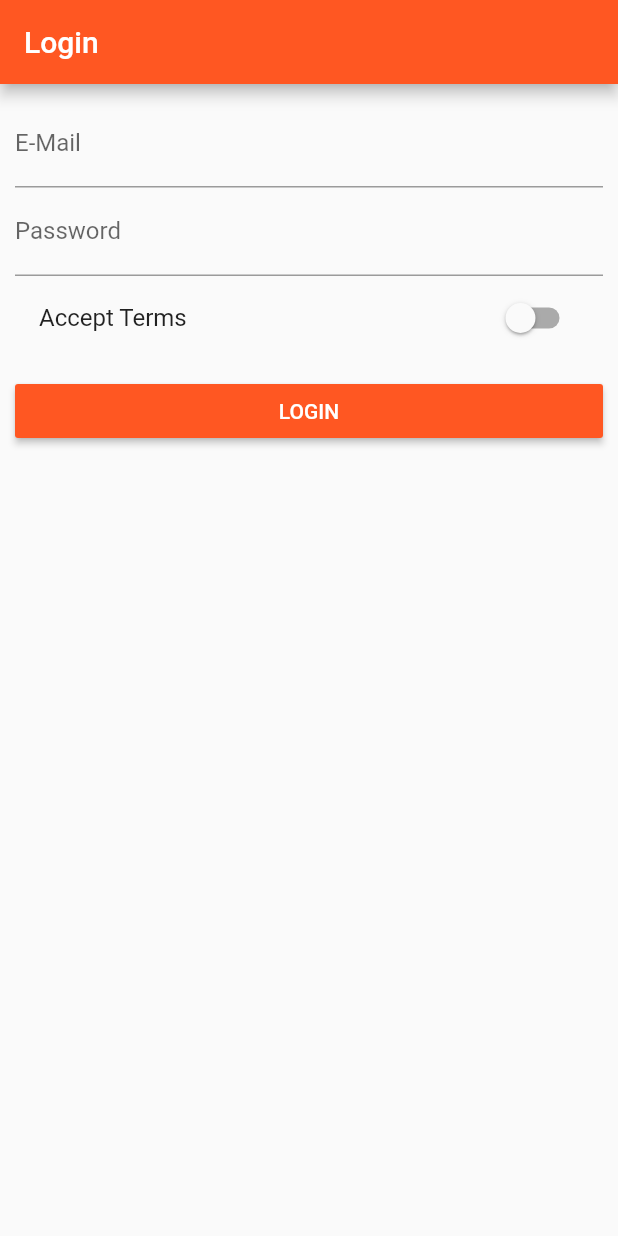
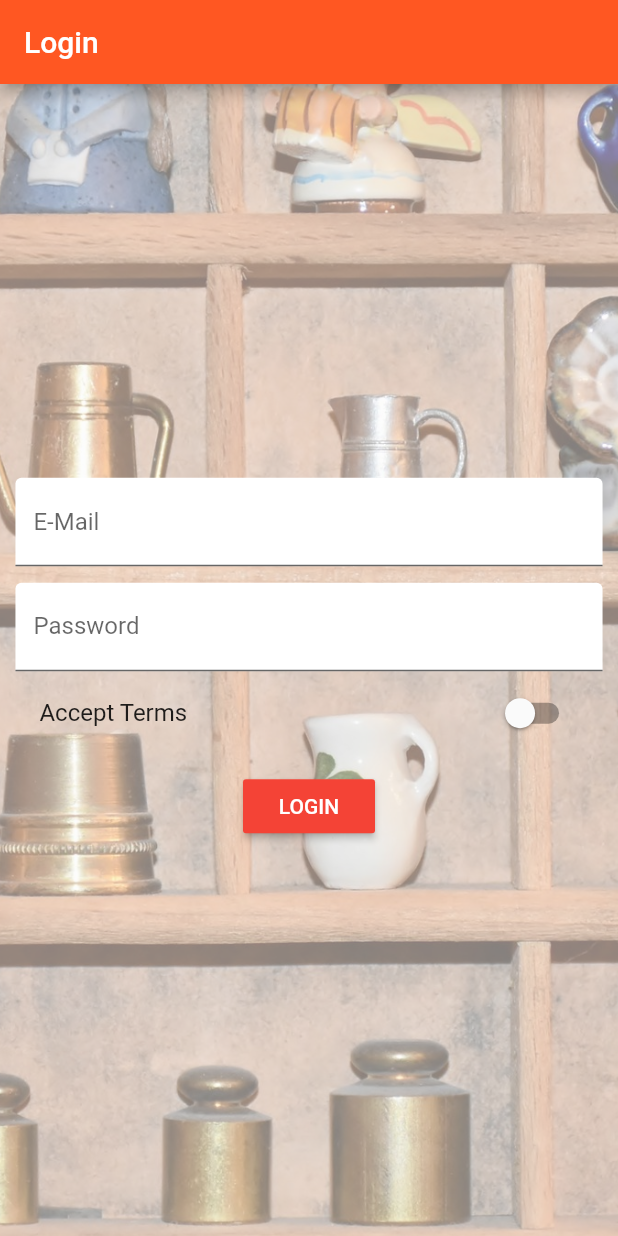
Before and after one commit to SvenLC/udemy-flutter, a Flutter app: the screen it shows after launch, on a phone screen of 412 x 824 dp. Run offline on Flutter 3.47's test engine with Material 2 defaults, Android fonts, the phone set to English and light mode, and no system bars.

Commit message:
Section 8 ended

```diff
--- a/lib/pages/auth.dart
+++ b/lib/pages/auth.dart
@@ -12,35 +12,43 @@ class _AuthPageState extends State<AuthPage> {
   String _passwordValue;
   bool _acceptTerms = false;
 
-  @override
-  Widget build(BuildContext context) {
-    return Scaffold(
-      appBar: AppBar(
-        title: Text('Login'),
-      ),
-      body: Container(
-        margin: EdgeInsets.all(10.0),
-        child: ListView(
-          children: <Widget>[
-            TextField(
-              decoration: InputDecoration(labelText: 'E-Mail'),
+  DecorationImage _buildBackgroundImage() {
+    return DecorationImage(
+      fit: BoxFit.cover,
+      colorFilter:
+          ColorFilter.mode(Colors.black.withOpacity(0.5), BlendMode.dstATop),
+      image: AssetImage('assets/background.jpg'),
+    );
+  }
+
+  Widget _buildEmailTextField() {
+    return TextField(
+      decoration: InputDecoration(
+          labelText: 'E-Mail', filled: true, fillColor: Colors.white),
       keyboardType: TextInputType.emailAddress,
       onChanged: (String value) {
         setState(() => {
               _emailValue = value,
             });
       },
-            ),
-            TextField(
-              decoration: InputDecoration(labelText: 'Password'),
+    );
+  }
+
+  Widget _buildPasswordTextField() {
+    return TextField(
+      decoration: InputDecoration(
+          labelText: 'Password', filled: true, fillColor: Colors.white),
       obscureText: true,
       onChanged: (String value) {
         setState(() => {
               _passwordValue = value,
             });
       },
-            ),
-            SwitchListTile(
+    );
+  }
+
+  Widget _buildAcceptSwitch() {
+    return SwitchListTile(
       value: _acceptTerms,
       onChanged: (bool value) {
         setState(() {
@@ -48,21 +56,52 @@ class _AuthPageState extends State<AuthPage> {
         });
       },
       title: Text('Accept Terms'),
+    );
+  }
+
+  void _submitForm() {
+    print(_emailValue);
+    print(_passwordValue);
+    Navigator.pushReplacementNamed(context, '/products');
+  }
+
+  @override
+  Widget build(BuildContext context) {
+    final double deviceWidth = MediaQuery.of(context).size.width;
+    final double targetWidth = deviceWidth > 768.0 ? 500.0 : deviceWidth * 0.95;
+    return Scaffold(
+      appBar: AppBar(
+        title: Text('Login'),
       ),
+      body: Container(
+        decoration: BoxDecoration(
+          image: _buildBackgroundImage(),
+        ),
+        padding: EdgeInsets.all(10.0),
+        child: Center(
+          child: SingleChildScrollView(
+            child: Container(
+              width: targetWidth,
+              child: Column(
+                children: <Widget>[
+                  _buildEmailTextField(),
+                  SizedBox(
+                    height: 10.9,
+                  ),
+                  _buildPasswordTextField(),
+                  _buildAcceptSwitch(),
                   SizedBox(
                     height: 10.0,
                   ),
                   RaisedButton(
-              color: Theme.of(context).primaryColor,
                     textColor: Colors.white,
                     child: Text('LOGIN'),
-              onPressed: () {
-                print(_emailValue);
-                print(_passwordValue);
-                Navigator.pushReplacementNamed(context, '/products');
-              },
+                    onPressed: _submitForm,
                   ),
                 ],
+              ),
+            ),
+          ),
         ),
       ),
     );
```
Also changed, not shown: lib/main.dart (+15 -5 lines), lib/pages/product.dart (+33 -32 lines), lib/pages/product_create.dart (+45 -21 lines), lib/pages/products.dart (+18 -7 lines), lib/pages/products_admin.dart (+12 -7 lines), lib/product_manager.dart (deleted, +0 -14 lines), lib/products.dart (deleted, +0 -50 lines), lib/widgets/products/address_tag.dart (added, +20 -0 lines), lib/widgets/products/price_tag.dart (added, +21 -0 lines), lib/widgets/products/product_card.dart (added, +69 -0 lines), lib/widgets/products/products.dart (added, +28 -0 lines), lib/widgets/ui_elements/title_default.dart (added, +16 -0 lines), pubspec.yaml (+6 -4 lines), assets/Oswald-Bold.ttf (added), 1 more files, 5 other files. Lines whose indentation alone changed are shown as unchanged.
